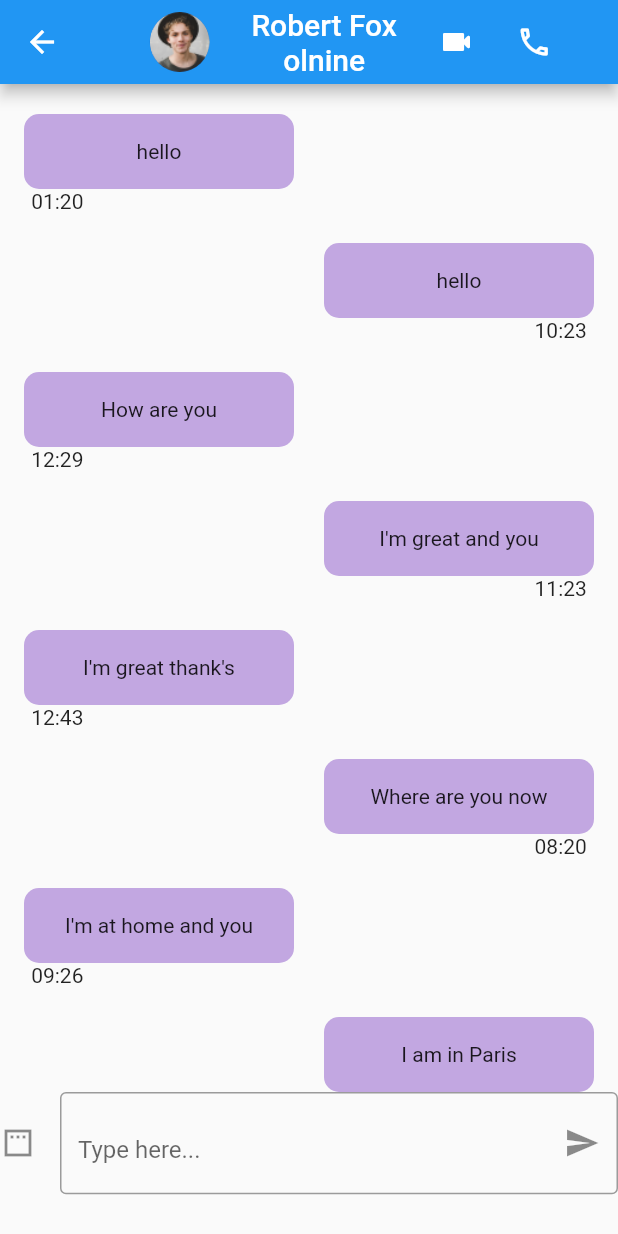
After one commit to Shirinboyev/mail, a Flutter app: the screen it shows after launch, after a tap on "Robert Fox", on a phone screen of 412 x 824 dp. The commit adds this screen. Run offline on Flutter 3.47's test engine with Material 2 defaults, Android fonts, the phone set to English and light mode, and no system bars.

Commit message:
git commit -m 'finish end page's on pagees

```diff
--- a/lib/friend.dart
+++ b/lib/friend.dart
@@ -1,4 +1,6 @@
 import 'package:flutter/material.dart';
+import 'package:mail/pages/firstPage.dart';
+import 'package:mail/widgets.dart';
 
 class Friend extends StatefulWidget {
   const Friend({super.key});
@@ -9,9 +11,38 @@ class Friend extends StatefulWidget {
 
 class _FriendState extends State<Friend> {
   @override
+  int ind = 0;
   Widget build(BuildContext context) {
     return SafeArea(
       child: (Scaffold(
+        bottomNavigationBar: BottomNavigationBar(
+          items: [
+            BottomNavigationBarItem(
+                icon: Icon(
+                  Icons.home_filled,
+                  size: 33,
+                ),
+                label: 'home'),
+            BottomNavigationBarItem(
+                icon: Icon(
+                  Icons.person_add_alt_1_outlined,
+                  size: 33,
+                ),
+                label: 'add'),
+            BottomNavigationBarItem(
+                icon: Icon(
+                  Icons.settings,
+                  size: 33,
+                ),
+                label: 'Setting'),
+          ],
+          currentIndex: ind,
+          onTap: (index) {
+            setState(() {
+              ind = index;
+            });
+          },
+        ),
         body: Container(
           child: Padding(
             padding: const EdgeInsets.all(20),
@@ -24,7 +55,7 @@ class _FriendState extends State<Friend> {
                         flex: 5,
                         child: Container(
                           decoration: BoxDecoration(
-                              color: Color.fromARGB(200, 210, 216, 219),
+                              color: Color.fromARGB(199, 230, 234, 236),
                               borderRadius: BorderRadius.circular(20)),
                           child: TextField(
                             cursorColor: Colors.red,
@@ -50,7 +81,7 @@ class _FriendState extends State<Friend> {
                       height: 60,
                       decoration: BoxDecoration(
                           borderRadius: BorderRadius.circular(20),
-                          color: Color.fromARGB(200, 210, 216, 219)),
+                          color: Color.fromARGB(198, 234, 240, 243)),
                       child: TextButton(
                         child: Icon(Icons.fit_screen_rounded),
                         onPressed: () {},
@@ -90,12 +121,42 @@ class _FriendState extends State<Friend> {
                     ),
                   ],
                 ),
-                Expanded(
-                    child: ListView(
+                Column(
                   children: [
                     ListTile(
+                      onTap: () {
+                        Navigator.push(
+                          context,
+                          MaterialPageRoute(
+                              builder: (context) => FirstPage(
+                                  '      01:20',
+                                  '10:23      ',
+                                  '      12:29',
+                                  '11:23      ',
+                                  '      12:43',
+                                  '08:20      ',
+                                  '      09:26',
+                                  '05:29      ',
+                                  '      12:03',
+                                  '02:02      ',
+                                  '      11:11',
+                                  'images/robert.png',
+                                  'How are you',
+                                  'hello',
+                                  "I'm great thank's",
+                                  "I am in Paris",
+                                  'hello',
+                                  "I'm great and you",
+                                  "Very good",
+                                  'Robert Fox',
+                                  'olnine',
+                                  "Where are you now",
+                                  "I'm at home and you")),
+                        );
+                      },
                       shape: RoundedRectangleBorder(
-                        side: BorderSide(width: 2, color: Color.fromARGB(255, 77, 16, 151)),
+                        side: BorderSide(
+                            width: 2, color: Color.fromARGB(255, 77, 16, 151)),
                         borderRadius: BorderRadius.circular(13),
                       ),
                       title: Row(
@@ -112,19 +173,68 @@ class _FriendState extends State<Friend> {
                       subtitle: Row(
                         children: [
                           Icon(
-                            Icons.download_done,
+                            Icons.download_done_sharp,
                             color: Colors.green,
                           ),
-                          Text("Hey, let's play basketball")
+                          Text("Hey, lets play basketball"),
+                          // Container(
+                          //   child: Text(),
+                          //   width: 30,
+                          //   height: 30,
+                          //   decoration: BoxDecoration(
+                          //       color: numberColor,
+                          //       borderRadius: BorderRadius.circular(50)),
+                          // )
                         ],
                       ),
                       leading: CircleAvatar(
                         radius: 30,
                         backgroundImage: AssetImage('images/robert.png'),
                       ),
-                    )
+                    ),
                   ],
-                ))
+                )
+                // Expanded(
+                //     child: ListView(
+                //   children: [
+                //     listTile(
+                //       'Robert Fox',
+                //       "Hey, lets play basketball",
+                //       '15:43',
+                //       'images/robert.png',
+                //     ),
+                //     listTile(
+                //       'Esther Howard',
+                //       "Perfect, see you later",
+                //       '15:29',
+                //       'images/esther.png',
+                //     ),
+                //     listTile(
+                //       'Jacob Jones',
+                //       "Oh you’re right lmao",
+                //       '14:53',
+                //       'images/jacob.png',
+                //     ),
+                //     listTile(
+                //       'Bessie Cooper',
+                //       "Don’t forget abt tonight babe",
+                //       '12:27',
+                //       'images/bessie.png',
+                //     ),
+                //     listTile(
+                //       'Albert Flores',
+                //       "Bro wanna play basketball...",
+                //       '12:20',
+                //       'images/albert.png',
+                //     ),
+                //     listTile(
+                //       'Floyd Miles',
+                //       "Hey, let’s go  party ",
+                //       '11:40',
+                //       'images/floyd.png',
+                //     ),
+                //   ],
+                // ))
               ],
             ),
           ),
--- a/lib/main.dart
+++ b/lib/main.dart
@@ -1,5 +1,7 @@
 import 'package:flutter/material.dart';
+import 'package:mail/friend.dart';
 import 'package:mail/getPage.dart';
+import 'package:mail/pages/firstPage.dart';
 
 void main() {
   runApp(
@@ -7,7 +9,7 @@ void main() {
       debugShowCheckedModeBanner: false,
       initialRoute: 'getPage',
       routes: {
-        'getPage': (context) => getPage(),
+        'getPage': (context) => Friend(),
       },
       home: HomePage(),
     ),
--- /dev/null
+++ b/lib/pages/firstPage.dart
@@ -0,0 +1,298 @@
+import 'package:flutter/material.dart';
+import 'package:mail/friend.dart';
+
+class FirstPage extends StatefulWidget {
+  final String time;
+  final String time1;
+  final String time2;
+  final String time3;
+  final String time4;
+  final String time5;
+  final String time6;
+  final String time7;
+  final String time8;
+  final String time9;
+  final String time10;
+  final String path;
+  final String txt;
+  final String name;
+  final String olnine;
+  final String smsme;
+  final String hesms;
+  final String mesms;
+  final String smshe;
+  final String mesms1;
+  final String hesms1;
+  final String hesms2;
+  final String mesms2;
+  const FirstPage(
+      this.time,
+      this.time1,
+      this.time2,
+      this.time3,
+      this.time4,
+      this.time5,
+      this.time6,
+      this.time7,
+      this.time8,
+      this.time9,
+      this.time10,
+      this.path,
+      this.txt,
+      this.hesms,
+      this.hesms1,
+      this.hesms2,
+      this.mesms,
+      this.mesms1,
+      this.mesms2,
+      this.name,
+      this.olnine,
+      this.smshe,
+      this.smsme,
+      {super.key});
+
+  @override
+  State<FirstPage> createState() => _FirstPageState();
+}
+
+class _FirstPageState extends State<FirstPage> {
+  @override
+  Widget build(BuildContext context) {
+    return SafeArea(
+      child: Scaffold(
+        appBar: AppBar(
+          title: Container(
+            decoration: BoxDecoration(borderRadius: BorderRadius.circular(30)),
+            child: Row(
+                mainAxisAlignment: MainAxisAlignment.spaceEvenly,
+                children: [
+                  CircleAvatar(
+                    backgroundImage: AssetImage(widget.path),
+                  ),
+                  Column(
+                    children: [
+                      Text(widget.name),
+                      Text(widget.olnine),
+                    ],
+                  ),
+                  Icon(Icons.videocam_rounded),
+                  Icon(Icons.local_phone_outlined),
+                ]),
+          ),
+        ),
+        body: Container(
+          alignment: Alignment.center,
+          decoration: BoxDecoration(),
+          child: Column(
+            children: [
+              Expanded(
+                flex: 7,
+                child: ListView(
+                  children: [
+                    Row(
+                      children: [],
+                    ),
+
+                    Padding(
+                      padding: const EdgeInsets.only(right: 200, top: 20),
+                      child: Column(
+                        children: [
+                          Container(
+                            width: 180,
+                            height: 50,
+                            child: Center(child: Text(widget.hesms)),
+                            decoration: BoxDecoration(
+                                color: Color.fromARGB(255, 194, 167, 225),
+                                borderRadius: BorderRadius.circular(10)),
+                          ),
+                          Row(
+                            children: [Text(widget.time)],
+                          )
+                        ],
+                      ),
+                    ),
+                    Padding(
+                      padding: const EdgeInsets.only(left: 200, top: 20),
+                      child: Column(
+                        children: [
+                          Container(
+                            width: 180,
+                            height: 50,
+                            child: Center(child: Text(widget.mesms)),
+                            decoration: BoxDecoration(
+                                color: Color.fromARGB(255, 194, 167, 225),
+                                borderRadius: BorderRadius.circular(10)),
+                          ),
+                          Row(
+                            mainAxisAlignment: MainAxisAlignment.end,
+                            children: [Text(widget.time1)],
+                          )
+                        ],
+                      ),
+                    ),
+                    Padding(
+                      padding: const EdgeInsets.only(right: 200, top: 20),
+                      child: Column(
+                        children: [
+                          Container(
+                            width: 180,
+                            height: 50,
+                            child: Center(child: Text(widget.txt)),
+                            decoration: BoxDecoration(
+                                color: Color.fromARGB(255, 194, 167, 225),
+                                borderRadius: BorderRadius.circular(10)),
+                          ),
+                          Row(
+                            children: [Text(widget.time2)],
+                          )
+                        ],
+                      ),
+                    ),
+                    Padding(
+                      padding: const EdgeInsets.only(left: 200, top: 20),
+                      child: Column(
+                        children: [
+                          Container(
+                            width: 180,
+                            height: 50,
+                            child: Center(child: Text(widget.mesms1)),
+                            decoration: BoxDecoration(
+                                color: Color.fromARGB(255, 194, 167, 225),
+                                borderRadius: BorderRadius.circular(10)),
+                          ),
+                          Row(
+                            mainAxisAlignment: MainAxisAlignment.end,
+                            children: [Text(widget.time3)],
+                          )
+                        ],
+                      ),
+                    ),
+                    Padding(
+                      padding: const EdgeInsets.only(right: 200, top: 20),
+                      child: Column(
+                        children: [
+                          Container(
+                            width: 180,
+                            height: 50,
+                            child: Center(child: Text(widget.hesms1)),
+                            decoration: BoxDecoration(
+                                color: Color.fromARGB(255, 194, 167, 225),
+                                borderRadius: BorderRadius.circular(10)),
+                          ),
+                          Row(
+                            children: [Text(widget.time4)],
+                          )
+                        ],
+                      ),
+                    ),
+                    Padding(
+                      padding: const EdgeInsets.only(left: 200, top: 20),
+                      child: Column(
+                        children: [
+                          Container(
+                            width: 180,
+                            height: 50,
+                            child: Center(child: Text(widget.smshe)),
+                            decoration: BoxDecoration(
+                                color: Color.fromARGB(255, 194, 167, 225),
+                                borderRadius: BorderRadius.circular(10)),
+                          ),
+                          Row(
+                            mainAxisAlignment: MainAxisAlignment.end,
+                            children: [Text(widget.time5)],
+                          )
+                        ],
+                      ),
+                    ),
+                    Padding(
+                      padding: const EdgeInsets.only(right: 200, top: 20),
+                      child: Column(
+                        children: [
+                          Container(
+                            width: 180,
+                            height: 50,
+                            child: Center(child: Text(widget.smsme)),
+                            decoration: BoxDecoration(
+                                color: Color.fromARGB(255, 194, 167, 225),
+                                borderRadius: BorderRadius.circular(10)),
+                          ),
+                          Row(
+                            children: [Text(widget.time6)],
+                          )
+                        ],
+                      ),
+                    ),
+                    Padding(
+                      padding: const EdgeInsets.only(left: 200, top: 20),
+                      child: Column(
+                        children: [
+                          Container(
+                            width: 180,
+                            height: 50,
+                            child: Center(child: Text(widget.hesms2)),
+                            decoration: BoxDecoration(
+                                color: Color.fromARGB(255, 194, 167, 225),
+                                borderRadius: BorderRadius.circular(10)),
+                          ),
+                          Row(
+                            mainAxisAlignment: MainAxisAlignment.end,
+                            children: [Text(widget.time7)],
+                          )
+                        ],
+                      ),
+                    ),
+                    Padding(
+                      padding: const EdgeInsets.only(right: 200, top: 20),
+                      child: Column(
+                        children: [
+                          Container(
+                            width: 180,
+                            height: 50,
+                            child: Center(child: Text(widget.mesms2)),
+                            decoration: BoxDecoration(
+                                color: Color.fromARGB(255, 194, 167, 225),
+                                borderRadius: BorderRadius.circular(10)),
+                          ),
+                          Row(
+                            children: [
+                              Text(widget.time8),
+                            ],
+                          )
+                        ],
+                      ),
+                    ),
+
+                    // ListTile(
+                    //   title: Text(
+                    //     widget.txt,
+                    //     style: TextStyle(color: Colors.white, fontSize: 20),
+                    //   ),
+                    // ),
+                  ],
+                ),
+              ),
+              Expanded(
+                  child: TextFormField(
+                decoration: InputDecoration(
+                  icon: Icon(Icons.padding),
+                  hintText: 'Type here...',
+                  suffixIcon:
+                      IconButton(onPressed: () {}, icon: Icon(Icons.send)),
+                  suffix: Icon(Icons.keyboard_voice_sharp),
+                  // prefix: Row(
+                  //   children: [
+                  //     Icon(Icons.camera_alt_outlined),
+                  //     Icon(Icons.padding_outlined),
+                  //     Icon(Icons.keyboard_voice_sharp),
+                  //   ],
+                  // ),
+                  border: OutlineInputBorder(gapPadding: 1),
+                ),
+              ))
+            ],
+          ),
+        ),
+      ),
+    );
+  }
+}
--- /dev/null
+++ b/lib/widgets.dart
@@ -0,0 +1,46 @@
+import 'package:flutter/material.dart';
+
+Widget listTile(
+    String name, String sms, String time, String image,
+    {IconData? donee,String? number,Color? numberColor}) {
+  return Padding(
+    padding: const EdgeInsets.only(bottom: 30,top: 10),
+    child: ListTile(
+      shape: RoundedRectangleBorder(
+        side: BorderSide(width: 2, color: Color.fromARGB(255, 77, 16, 151)),
+        borderRadius: BorderRadius.circular(13),
+      ),
+      title: Row(
+        mainAxisAlignment: MainAxisAlignment.spaceBetween,
+        children: [
+          Text(
+            name,
+            style: TextStyle(fontSize: 20, fontWeight: FontWeight.bold),
+          ),
+          Text(time)
+        ],
+      ),
+      subtitle: Row(
+        children: [
+          Icon(
+            Icons.download_done_sharp,
+            color: Colors.green,
+          ),
+          Text(sms),
+          Container(
+            child: Text(number = ''),
+            width: 30,
+            height: 30,
+            decoration: BoxDecoration(
+                color: numberColor,
+                borderRadius: BorderRadius.circular(50)),
+          )
+        ],
+      ),
+      leading: CircleAvatar(
+        radius: 30,
+        backgroundImage: AssetImage(image),
+      ),
+    ),
+  );
+}
```
